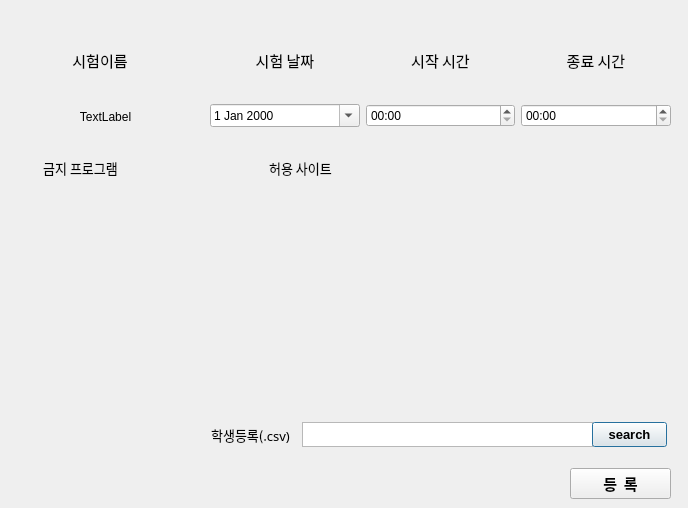
Old version of the form DCheat_Client/DCheat/view/updateCourse.ui in the repository DCheat/DCheat.
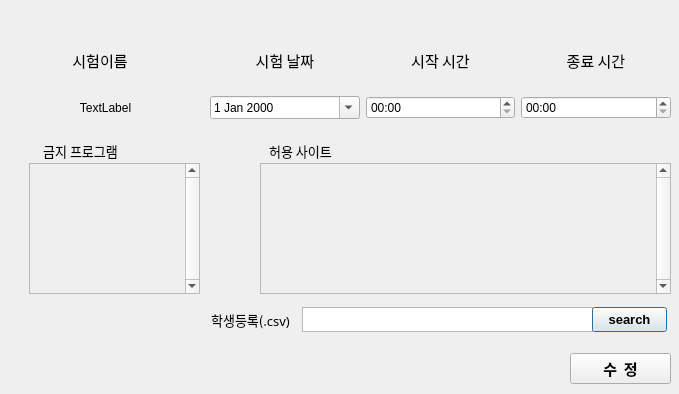
New version of the form.

Diff of the .ui file:
```diff
--- a/DCheat_Client/DCheat/view/updateCourse.ui
+++ b/DCheat_Client/DCheat/view/updateCourse.ui
@@ -6,8 +6,8 @@
    <rect>
     <x>0</x>
     <y>0</y>
-    <width>688</width>
-    <height>508</height>
+    <width>679</width>
+    <height>394</height>
    </rect>
   </property>
   <property name="windowTitle">
@@ -105,7 +105,7 @@
    <property name="geometry">
     <rect>
      <x>210</x>
-     <y>79</y>
+     <y>71</y>
      <width>461</width>
      <height>73</height>
     </rect>
@@ -141,7 +141,7 @@
    <property name="geometry">
     <rect>
      <x>302</x>
-     <y>422</y>
+     <y>307</y>
      <width>291</width>
      <height>25</height>
     </rect>
@@ -151,7 +151,7 @@
    <property name="geometry">
     <rect>
      <x>592</x>
-     <y>422</y>
+     <y>307</y>
      <width>75</width>
      <height>25</height>
     </rect>
@@ -172,7 +172,7 @@
    <property name="geometry">
     <rect>
      <x>200</x>
-     <y>425</y>
+     <y>310</y>
      <width>101</width>
      <height>20</height>
     </rect>
@@ -194,7 +194,7 @@
    <property name="geometry">
     <rect>
      <x>570</x>
-     <y>468</y>
+     <y>353</y>
      <width>101</width>
      <height>31</height>
     </rect>
@@ -208,14 +208,14 @@
     </font>
    </property>
    <property name="text">
-    <string>등  록</string>
+    <string>수  정</string>
    </property>
   </widget>
   <widget class="QLabel" name="label_9">
    <property name="geometry">
     <rect>
      <x>30</x>
-     <y>158</y>
+     <y>141</y>
      <width>101</width>
      <height>20</height>
     </rect>
@@ -233,33 +233,11 @@
     <set>Qt::AlignCenter</set>
    </property>
   </widget>
-  <widget class="QWidget" name="formLayoutWidget">
-   <property name="geometry">
-    <rect>
-     <x>30</x>
-     <y>180</y>
-     <width>201</width>
-     <height>231</height>
-    </rect>
-   </property>
-   <layout class="QFormLayout" name="formLayout"/>
-  </widget>
-  <widget class="QWidget" name="formLayoutWidget_2">
-   <property name="geometry">
-    <rect>
-     <x>250</x>
-     <y>180</y>
-     <width>371</width>
-     <height>231</height>
-    </rect>
-   </property>
-   <layout class="QFormLayout" name="formLayout_2"/>
-  </widget>
   <widget class="QLabel" name="label_10">
    <property name="geometry">
     <rect>
      <x>250</x>
-     <y>158</y>
+     <y>141</y>
      <width>101</width>
      <height>20</height>
     </rect>
@@ -281,7 +259,7 @@
    <property name="geometry">
     <rect>
      <x>10</x>
-     <y>106</y>
+     <y>97</y>
      <width>191</width>
      <height>21</height>
     </rect>
@@ -293,6 +271,58 @@
     <set>Qt::AlignCenter</set>
    </property>
   </widget>
+  <widget class="QScrollArea" name="scrollArea">
+   <property name="geometry">
+    <rect>
+     <x>29</x>
+     <y>163</y>
+     <width>171</width>
+     <height>131</height>
+    </rect>
+   </property>
+   <property name="verticalScrollBarPolicy">
+    <enum>Qt::ScrollBarAlwaysOn</enum>
+   </property>
+   <property name="widgetResizable">
+    <bool>true</bool>
+   </property>
+   <widget class="QWidget" name="scrollAreaWidgetContents">
+    <property name="geometry">
+     <rect>
+      <x>0</x>
+      <y>0</y>
+      <width>152</width>
+      <height>129</height>
+     </rect>
+    </property>
+   </widget>
+  </widget>
+  <widget class="QScrollArea" name="scrollArea_2">
+   <property name="geometry">
+    <rect>
+     <x>260</x>
+     <y>163</y>
+     <width>411</width>
+     <height>131</height>
+    </rect>
+   </property>
+   <property name="verticalScrollBarPolicy">
+    <enum>Qt::ScrollBarAlwaysOn</enum>
+   </property>
+   <property name="widgetResizable">
+    <bool>true</bool>
+   </property>
+   <widget class="QWidget" name="scrollAreaWidgetContents_2">
+    <property name="geometry">
+     <rect>
+      <x>0</x>
+      <y>0</y>
+      <width>392</width>
+      <height>129</height>
+     </rect>
+    </property>
+   </widget>
+  </widget>
  </widget>
  <resources/>
  <connections>
```
Left out of the diff: 34 changed lines with no effect on the pictures.
